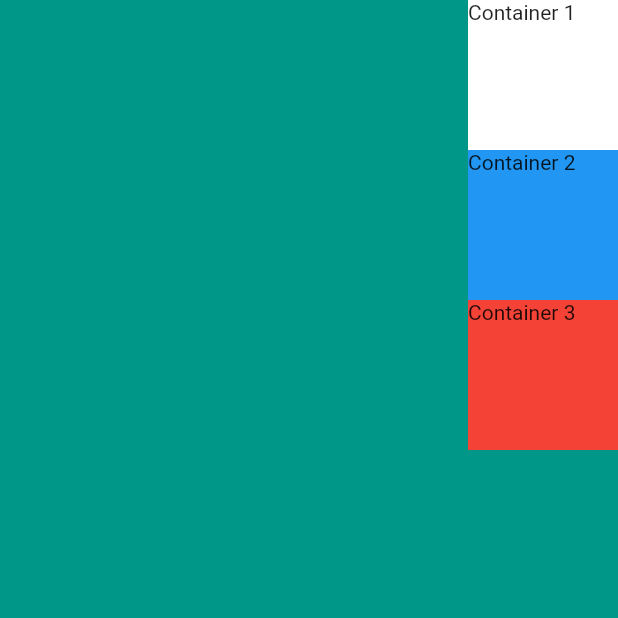
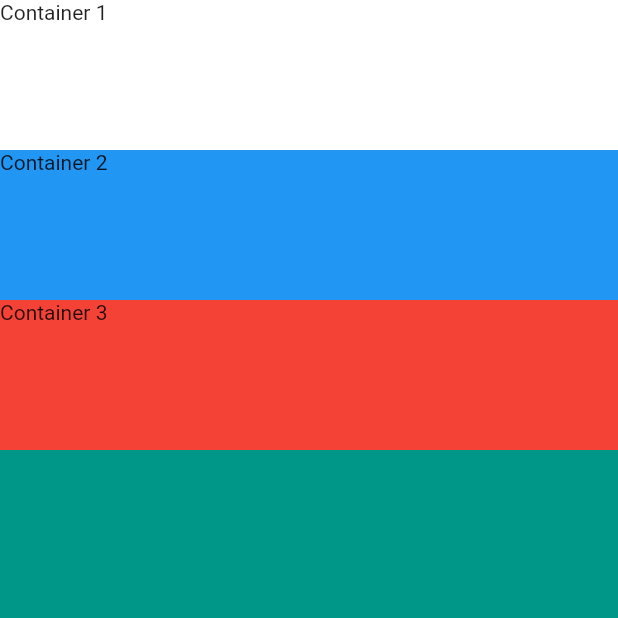
Before and after one commit to SagarKadam32/Flutter, a Flutter app: the screen it shows after launch, on a phone screen of 412 x 824 dp, the top half of it. Run offline on Flutter 3.47's test engine with Material 2 defaults, Android fonts, the phone set to English and light mode, and no system bars.

Commit message:
CrossAxisAlignment.stretch
To stretch the component to the full width.

```diff
--- a/mi_card_flutter/lib/main.dart
+++ b/mi_card_flutter/lib/main.dart
@@ -12,7 +12,7 @@ class MyApp extends StatelessWidget {
         backgroundColor: Colors.teal,
         body: SafeArea(
           child: Column(
-            crossAxisAlignment: CrossAxisAlignment.end,
+            crossAxisAlignment: CrossAxisAlignment.stretch,
             children: [
               Container(
                 height: 100,
```
